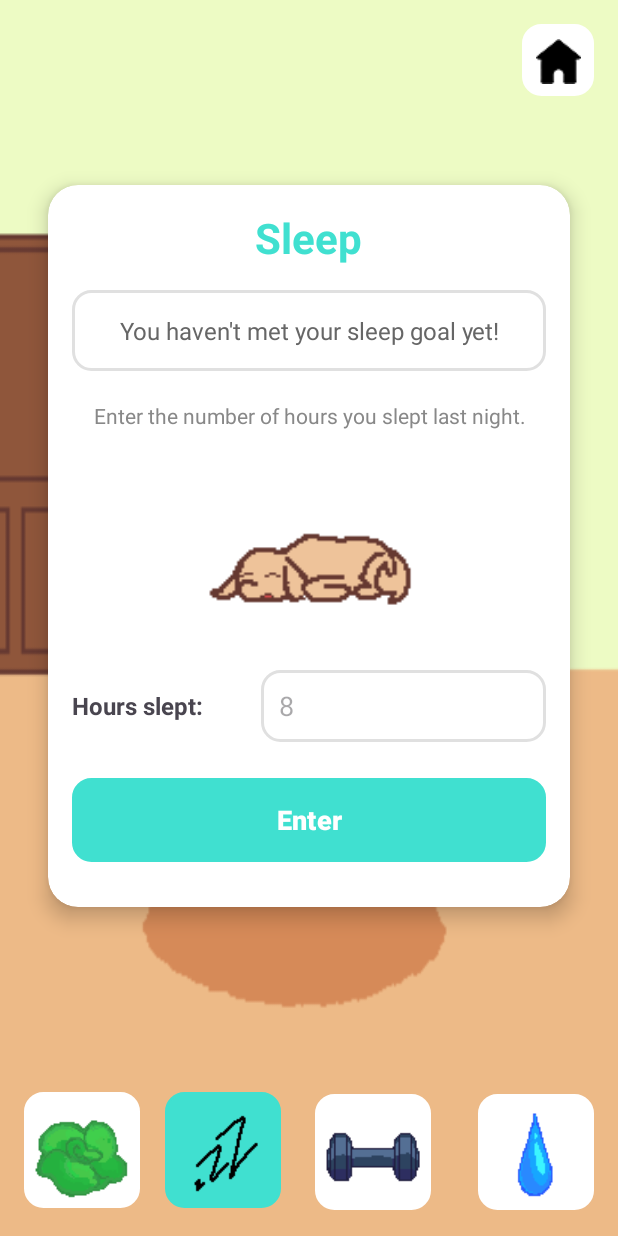
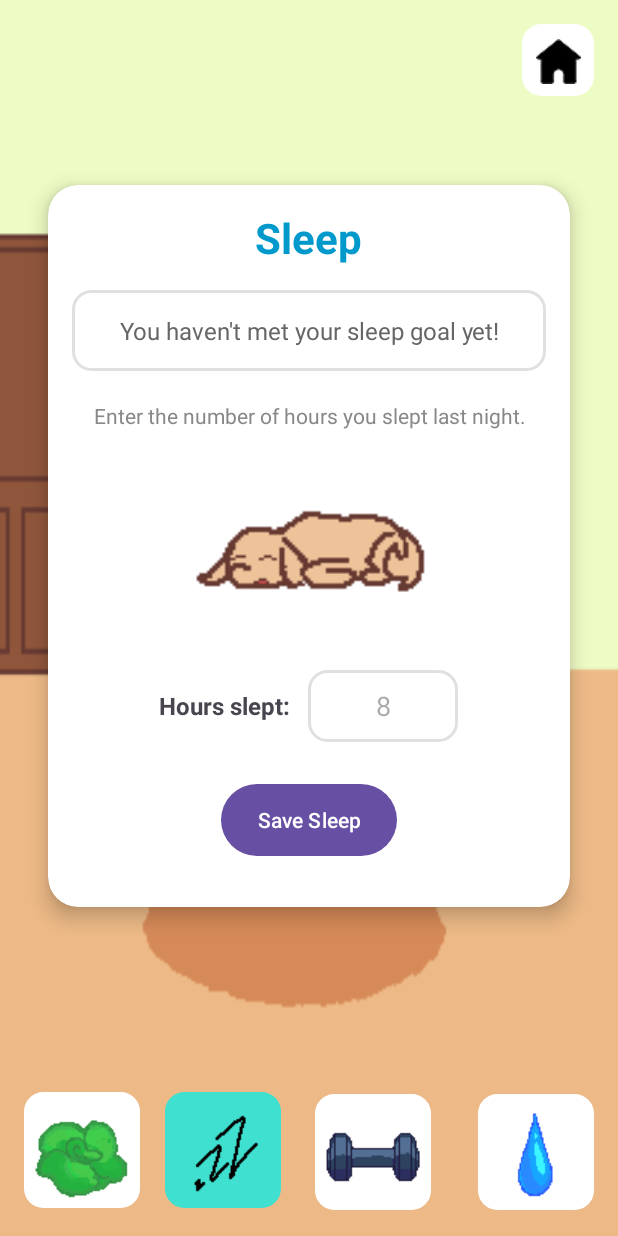
Before and after one commit to UTSA-CS-3443/FitPet, an Android app: the SleepActivity screen opened directly, with no data from a screen before it, on a phone screen of 412 x 824 dp. Run offline under Robolectric (Android 15) with nearby library versions, the phone set to English and light mode, and no system bars.

Commit message:
updated coloring and sizing for consistency

```diff
--- a/app/src/main/res/layout/activity_sleep.xml
+++ b/app/src/main/res/layout/activity_sleep.xml
@@ -41,7 +41,7 @@
                 android:layout_marginBottom="16dp"
                 android:gravity="center"
                 android:text="Sleep"
-                android:textColor="#40E0D0"
+                android:textColor="@android:color/holo_blue_dark"
                 android:textSize="28sp"
                 android:textStyle="bold" />
 
@@ -68,7 +68,7 @@
                 android:layout_width="wrap_content"
                 android:layout_height="wrap_content"
                 android:layout_gravity="center"
-                android:layout_marginBottom="24dp"
+                android:layout_marginBottom="0dp"
                 android:gravity="center"
                 android:text="Enter the number of hours you slept last night."
                 android:textColor="#888888"
@@ -76,8 +76,8 @@
 
             <ImageView
                 android:id="@+id/dogSleep"
-                android:layout_width="141dp"
-                android:layout_height="136dp"
+                android:layout_width="160dp"
+                android:layout_height="160dp"
                 android:layout_gravity="center"
                 android:layout_marginBottom="0dp"
                 android:src="@drawable/sleep" />
@@ -86,23 +86,23 @@
                 android:layout_width="match_parent"
                 android:layout_height="wrap_content"
                 android:layout_marginBottom="24dp"
-                android:gravity="center_vertical"
+                android:gravity="center"
                 android:orientation="horizontal">
 
                 <TextView
-                    android:layout_width="0dp"
+                    android:layout_width="wrap_content"
                     android:layout_height="wrap_content"
-                    android:layout_weight="1"
+                    android:layout_marginEnd="12dp"
                     android:text="Hours slept:"
                     android:textSize="16sp"
                     android:textStyle="bold" />
 
                 <EditText
                     android:id="@+id/sleepInput"
-                    android:layout_width="0dp"
+                    android:layout_width="100dp"
                     android:layout_height="48dp"
-                    android:layout_weight="1.5"
                     android:background="@drawable/square_button_background"
+                    android:gravity="center"
                     android:hint="8"
                     android:inputType="number"
                     android:padding="12dp" />
@@ -110,15 +110,10 @@
 
             <Button
                 android:id="@+id/enterButton"
-                android:layout_width="match_parent"
+                android:layout_width="wrap_content"
                 android:layout_height="56dp"
                 android:layout_gravity="center"
-                android:background="@drawable/square_button_background"
-                android:text="Enter"
-                android:textColor="@android:color/white"
-                android:textSize="18sp"
-                android:textStyle="bold"
-                app:backgroundTint="#40E0D0" />
+                android:text="Save Sleep" />
         </LinearLayout>
     </androidx.cardview.widget.CardView>
 
--- a/app/src/main/res/layout/activity_water.xml
+++ b/app/src/main/res/layout/activity_water.xml
@@ -40,7 +40,7 @@
                 android:layout_height="wrap_content"
                 android:text="Water"
                 android:textColor="@android:color/holo_blue_dark"
-                android:textSize="24sp"
+                android:textSize="28sp"
                 android:textStyle="bold" />
 
             <TextView
@@ -95,9 +95,9 @@
             <Button
                 android:id="@+id/addWaterButton"
                 android:layout_width="wrap_content"
-                android:layout_height="wrap_content"
+                android:layout_height="56dp"
                 android:layout_marginTop="16dp"
-                android:text="Enter" />
+                android:text="Save Water" />
         </LinearLayout>
     </androidx.cardview.widget.CardView>
 
```
Also changed, not shown: app/src/main/res/layout/activity_exercise.xml (+3 -8 lines).
